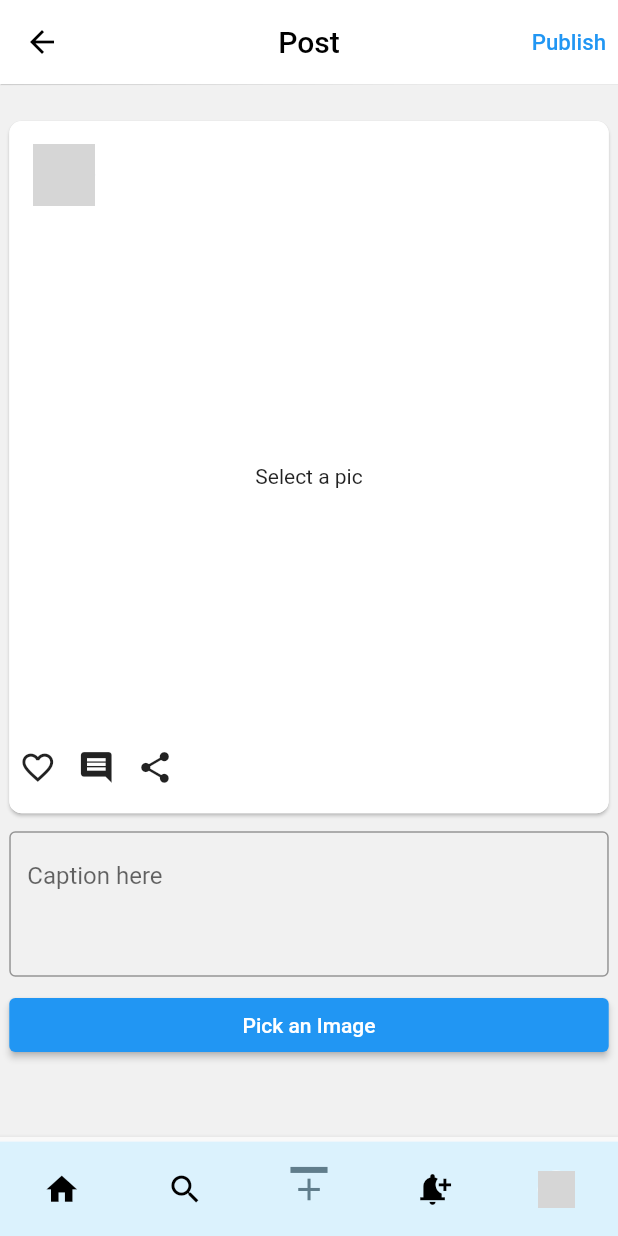
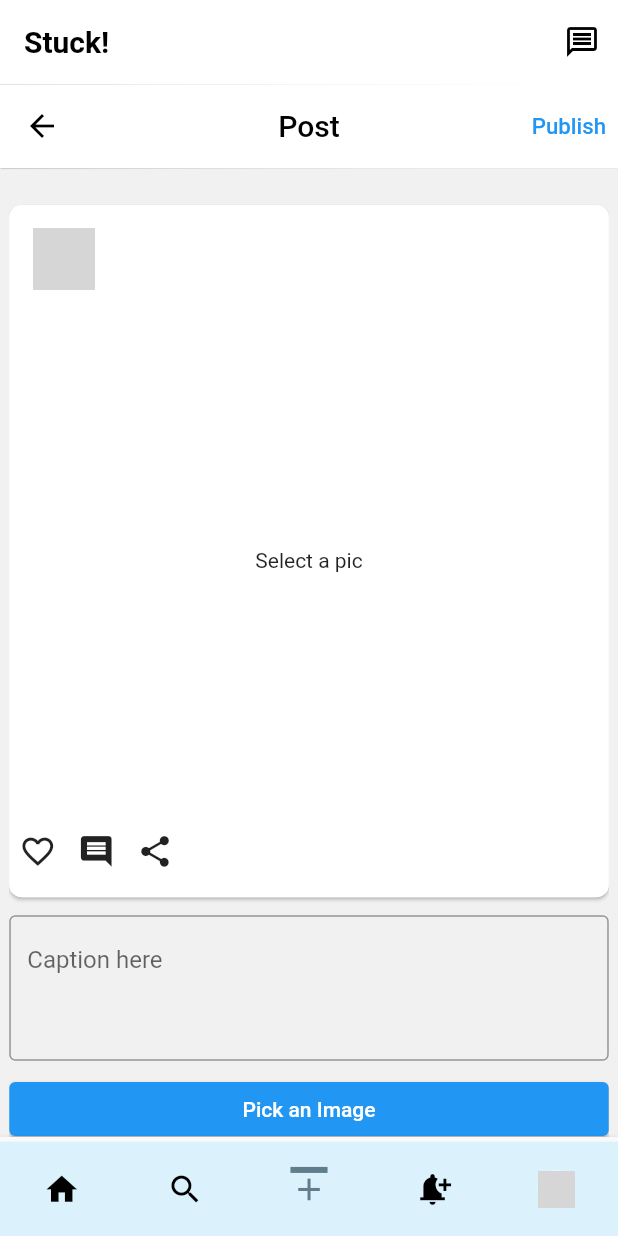
Before and after one commit to parulgupta27/stuck, a Flutter app: the BottomTabScreen screen opened directly, item 3 of the bottom bar chosen, after a tap on the "arrow back" icon, on a phone screen of 412 x 824 dp. Run offline on Flutter 3.47's test engine with Material 2 defaults, Android fonts, the phone set to English and light mode, and no system bars; our stand-ins replace cloud_firestore, firebase_auth, firebase_core, firebase_storage, image_picker; accounts and stored records are empty; network calls fail; grey boxes are pictures that could not be loaded.

```diff
--- a/lib/main.dart
+++ b/lib/main.dart
@@ -3,6 +3,7 @@ import 'package:flutter/material.dart';
 import 'package:flutter/services.dart';
 import 'package:provider/provider.dart';
 import 'package:stuck/bottom_sheets/user_info_bottom_sheet.dart';
+import 'package:stuck/models/user_model.dart';
 import 'package:stuck/providers/search_provider.dart';
 import 'package:stuck/screens/HomeScreen.dart';
 import 'package:stuck/screens/LoginScreen.dart';
@@ -10,6 +11,7 @@ import 'package:stuck/screens/add_post_screen.dart';
 import 'package:stuck/screens/bottom_tab_screen.dart';
 import 'package:stuck/screens/SplashScreen.dart';
 import 'package:stuck/screens/UserDetailScreen.dart';
+import 'package:stuck/screens/chat_screen.dart';
 import 'package:stuck/screens/search_screen.dart';
 import 'package:stuck/screens/signed_user_profile.dart';
 import 'package:stuck/screens/signup_screen.dart';
@@ -33,6 +35,6 @@ void main() async{
     debugShowCheckedModeBanner: false,
     //home:UserDetailPage(),
     //home:SplashScreen(),
-    home: BottomTabScreen(),
+    home: LoginScreen(),
   )));
 }
--- a/lib/screens/bottom_tab_screen.dart
+++ b/lib/screens/bottom_tab_screen.dart
@@ -5,6 +5,7 @@ import 'package:stuck/main.dart';
 import 'package:stuck/models/user_model.dart' as umd;
 import 'package:stuck/screens/HomeScreen.dart';
 import 'package:stuck/screens/add_post_screen.dart';
+import 'package:stuck/screens/chat_screen.dart';
 import 'package:stuck/screens/search_screen.dart';
 import 'package:stuck/screens/signed_user_profile.dart';
 import 'package:stuck/widgets/post_grid_view.dart';
@@ -46,6 +47,16 @@ setState(() {
     return DefaultTabController(
       length: 5,
       child: Scaffold(
+        appBar: AppBar
+        (backgroundColor: Colors.white,
+        elevation: 0.2,
+          title:Text("Stuck!",style: TextStyle(color: Colors.black,fontWeight: FontWeight.w700),),
+          centerTitle: false,
+          actions: [
+            IconButton(onPressed: (){
+              Navigator.push(context,MaterialPageRoute(builder: (context)=>ChatScreen(user)));
+            }, icon: Icon(Icons.message_outlined,color: Colors.black,)),
+          ]),
         body: SafeArea(
             child: PageView(
           physics: NeverScrollableScrollPhysics(),
--- a/lib/screens/search_screen.dart
+++ b/lib/screens/search_screen.dart
@@ -65,7 +65,7 @@ class _SearchScreenState extends State<SearchScreen> {
 
                                   User user=User();
                                   user.fromObj(snapshot.data!.docs[index] as DocumentSnapshot<Map<String,dynamic>> );
-                              return UserCard(user);
+                              return UserCard(user,(){Navigator.push(context, MaterialPageRoute(builder: (context)=>UserProfile(user)));});
                             }
                             else{
                               return SizedBox(height: 0,);
--- a/lib/screens/signed_user_profile.dart
+++ b/lib/screens/signed_user_profile.dart
@@ -37,14 +37,7 @@ class _SignedUserProfileState extends State<SignedUserProfile> {
       child: Padding(
         padding: EdgeInsets.symmetric(horizontal: width * 0.00),
         child: Column(crossAxisAlignment: CrossAxisAlignment.start, children: [
-          SizedBox(height: height*0.015,),
-          Row(
-            mainAxisAlignment: MainAxisAlignment.start,
-            children: [
-              IconButton(onPressed: (){
-              Navigator.pushReplacement(context, MaterialPageRoute(builder: (context)=>BottomTabScreen()));
-              }, icon: Icon(Icons.arrow_back))
-            ],),
+
           SizedBox(
             height: height * 0.01,
           ),
@@ -56,7 +49,7 @@ class _SignedUserProfileState extends State<SignedUserProfile> {
                   height: height * 0.09,
                   child: CircleAvatar(
                       radius: height * 0.045,
-                      backgroundImage: NetworkImage(user.url!)),
+                      backgroundImage: NetworkImage(user.url.toString())),
                 ),
                 SizedBox(
                   width: width * 0.05,
@@ -69,7 +62,7 @@ class _SignedUserProfileState extends State<SignedUserProfile> {
                     mainAxisAlignment: MainAxisAlignment.center,
                     children: [
                       Text(
-                        user.name!,
+                        user.name.toString(),
                         style: TextStyle(
                             fontSize: height * 0.022,
                             fontWeight: FontWeight.w500),
@@ -78,7 +71,7 @@ class _SignedUserProfileState extends State<SignedUserProfile> {
                         height: height * 0.003,
                       ),
                       Text(
-                        user.department!,
+                        user.department.toString(),
                         style: TextStyle(
                             color: Colors.grey,
                             fontSize: height * 0.014,
@@ -93,12 +86,12 @@ class _SignedUserProfileState extends State<SignedUserProfile> {
           SizedBox(
             height: height * 0.012,
           ),
-          (user.bio!="")?
+          (user.bio.toString()=="")?
           Padding(
             padding: EdgeInsets.symmetric(horizontal: width * 0.03),
             child: Container(
               child: Text(
-               user.bio!,
+               user.bio.toString(),
                 style: TextStyle(
                     fontSize: height * 0.015, fontWeight: FontWeight.w500),
               ),
```
Also changed, not shown: lib/screens/chat_screen.dart (added, +76 -0 lines), lib/screens/personal_chat_screen.dart (added, +23 -0 lines), lib/widgets/user_card.dart (+4 -11 lines).
